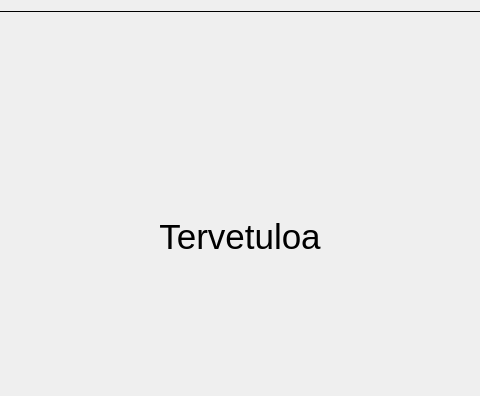
Old version of the form qt_frontend/banksimul35/menu.ui in the repository PauliRekila/Banksimul; both pictures show x 160 to 640 and y 0 to 396 of the 800 by 600 pixel window.
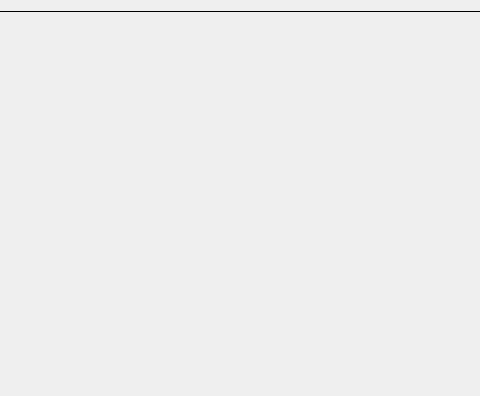
New version of the form.

```diff
--- a/qt_frontend/banksimul35/menu.ui
+++ b/qt_frontend/banksimul35/menu.ui
@@ -27,7 +27,7 @@
         <enum>QFrame::Box</enum>
        </property>
        <property name="text">
-        <string>Tervetuloa</string>
+        <string/>
        </property>
        <property name="alignment">
         <set>Qt::AlignCenter</set>
```
